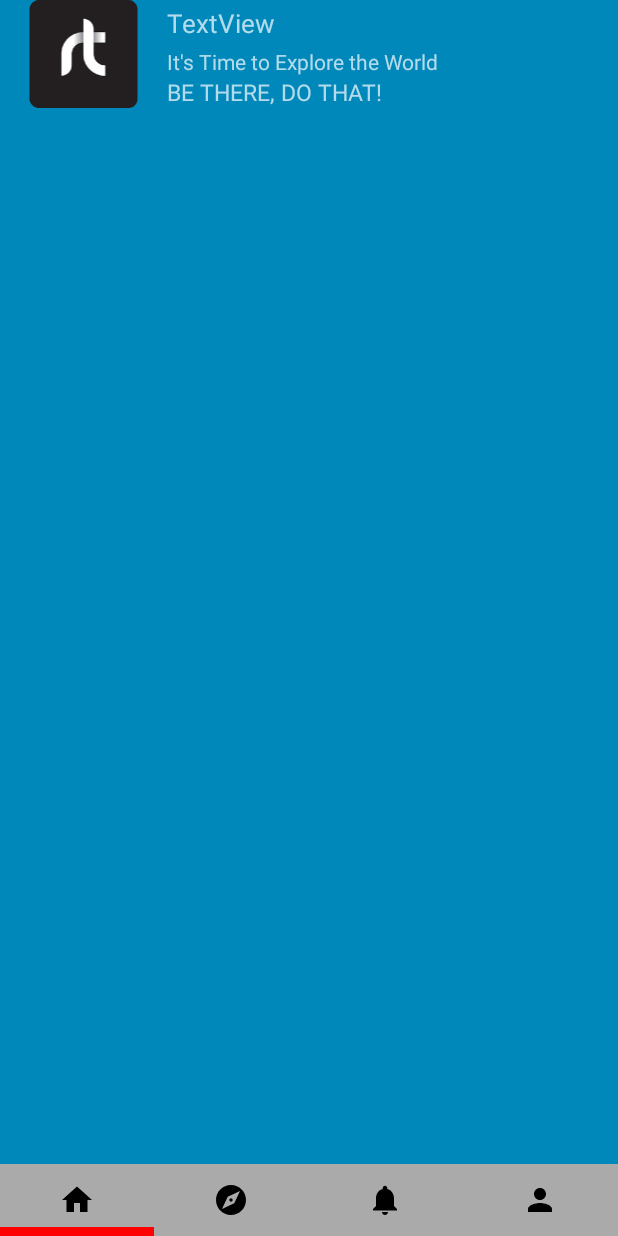
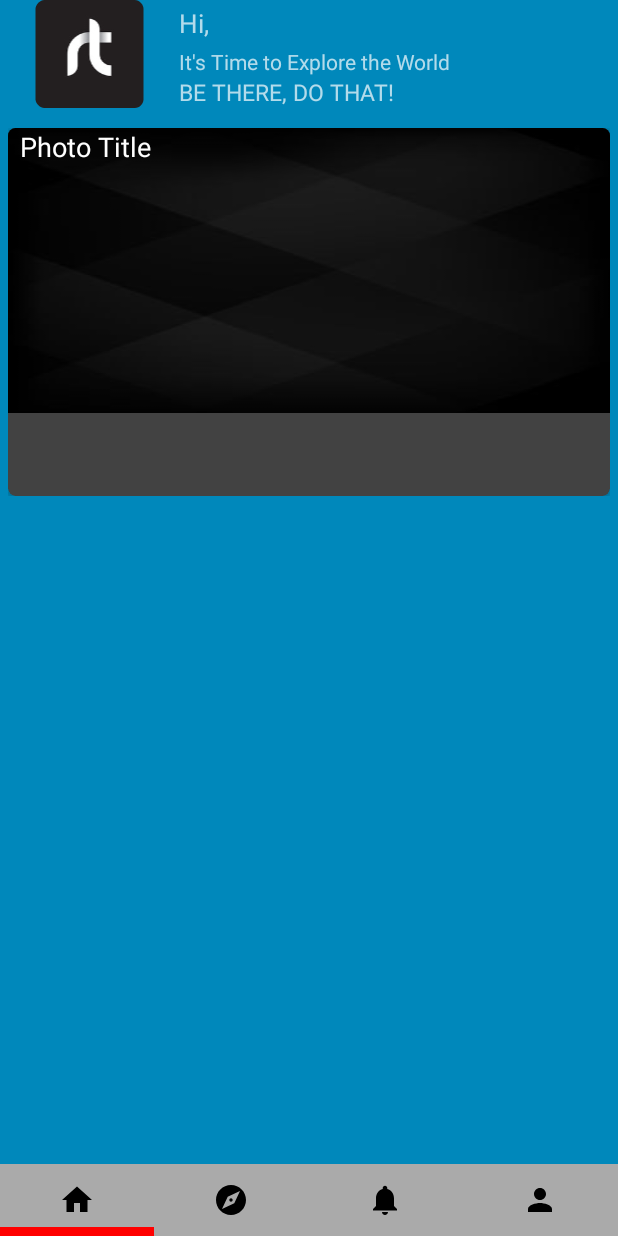
Before and after one commit to devil-r/RURAL-TRAVELLER, an Android app: the userHomefragment screen opened directly, with no data from a screen before it, on a phone screen of 412 x 824 dp. Run offline under Robolectric (Android 15) with nearby library versions, the phone set to English and light mode, and no system bars; our stand-ins replace Firebase (no records; nobody signed in at launch, a user with empty details on screens opened directly); Roboto replaces fonts that are not available here.

Commit message:
12:30 AM  commit

```diff
--- a/my app/app/src/main/java/com/example/souhardkataria/ruralt/userHomefragment.java
+++ b/my app/app/src/main/java/com/example/souhardkataria/ruralt/userHomefragment.java
@@ -6,14 +6,18 @@
 import android.view.LayoutInflater;
 import android.view.View;
 import android.view.ViewGroup;
+import android.widget.TextView;
+
+import com.google.firebase.auth.FirebaseAuth;
+import com.google.firebase.auth.FirebaseUser;
 
 
 /**
  * A simple {@link Fragment} subclass.
  */
 public class userHomefragment extends Fragment {
-
-
+    FirebaseAuth mAuth;
+    TextView name;
     public userHomefragment() {
         // Required empty public constructor
     }
@@ -23,7 +27,18 @@
     public View onCreateView(LayoutInflater inflater, ViewGroup container,
                              Bundle savedInstanceState) {
         // Inflate the layout for this fragment
-        return inflater.inflate(R.layout.fragment_user_homefragment, container, false);
+        View view=inflater.inflate(R.layout.fragment_user_homefragment, container, false);
+        name=view.findViewById(R.id.nameString);
+        mAuth = FirebaseAuth.getInstance();
+        FirebaseUser user = FirebaseAuth.getInstance().getCurrentUser();
+        String email="Hi, Human";
+        if (user != null) {
+            email = user.getEmail().toString();
+            String uid = user.getUid();
+
+        }
+        name.setText("Hi, "+email);
+        return view;
     }
 
 }
--- a/my app/app/src/main/res/layout/activity_adminlogin.xml
+++ b/my app/app/src/main/res/layout/activity_adminlogin.xml
@@ -81,7 +81,7 @@
         app:layout_constraintTop_toBottomOf="@+id/constraintLayout1">
 
         <TextView
-            android:id="@+id/textView"
+            android:id="@+id/nameOfPackage"
             android:layout_width="89dp"
             android:layout_height="match_parent"
             android:paddingTop="10dp"
@@ -102,7 +102,7 @@
             android:inputType="textPassword"
 
             app:layout_constraintEnd_toEndOf="parent"
-            app:layout_constraintStart_toEndOf="@+id/textView"
+            app:layout_constraintStart_toEndOf="@+id/nameOfPackage"
             app:layout_constraintTop_toTopOf="parent" />
 
     </android.support.constraint.ConstraintLayout>
--- a/my app/app/src/main/res/layout/activity_rating.xml
+++ b/my app/app/src/main/res/layout/activity_rating.xml
@@ -27,7 +27,7 @@
         android:textColor="@android:color/background_light" />
 
     <TextView
-        android:id="@+id/textView"
+        android:id="@+id/nameOfPackage"
         android:layout_width="342dp"
         android:layout_height="wrap_content"
         android:layout_alignParentStart="true"
--- a/my app/app/src/main/res/layout/content_display_message.xml
+++ b/my app/app/src/main/res/layout/content_display_message.xml
@@ -9,7 +9,7 @@
     tools:showIn="@layout/activity_display_message">
 
     <TextView
-        android:id="@+id/textView"
+        android:id="@+id/nameOfPackage"
         android:layout_width="0dp"
         android:layout_height="wrap_content"
         android:layout_marginStart="8dp"
--- a/my app/app/src/main/res/layout/fragment_user_account.xml
+++ b/my app/app/src/main/res/layout/fragment_user_account.xml
@@ -61,7 +61,7 @@
                     android:text="Guide Rating" />
 
                 <Button
-                    android:id="@+id/changePassword"
+                    android:id="@+id/changepassword"
                     android:layout_width="match_parent"
                     android:layout_height="wrap_content"
                     android:text="Change Password" />
--- a/my app/app/src/main/res/layout/fragment_user_homefragment.xml
+++ b/my app/app/src/main/res/layout/fragment_user_homefragment.xml
@@ -16,6 +16,7 @@
             android:layout_height="wrap_content">
 
             <LinearLayout
+                android:id="@+id/linearLayout3"
                 android:layout_width="match_parent"
                 android:layout_height="match_parent"
                 android:orientation="horizontal">
@@ -24,38 +25,81 @@
                     android:id="@+id/imageView6"
                     android:layout_width="wrap_content"
                     android:layout_height="match_parent"
+                    android:layout_marginLeft="5sp"
                     android:layout_weight="1"
                     android:src="@mipmap/ic_launcher_round" />
 
                 <LinearLayout
+                    android:layout_width="wrap_content"
                     android:layout_height="match_parent"
-                    android:layout_width="wrap_content"
+                    android:layout_marginLeft="5sp"
                     android:layout_weight="3"
                     android:orientation="vertical">
 
                     <TextView
                         android:id="@+id/nameString"
-                        android:layout_marginTop="3sp"
-                        android:textSize="17sp"
                         android:layout_width="match_parent"
                         android:layout_height="wrap_content"
-                        android:text="TextView" />
+                        android:layout_marginTop="3sp"
+                        android:text="TextView"
+                        android:textSize="17sp" />
 
                     <TextView
                         android:id="@+id/textView18"
-                        android:layout_marginTop="4sp"
                         android:layout_width="match_parent"
                         android:layout_height="wrap_content"
+                        android:layout_marginTop="4sp"
                         android:text="It's Time to Explore the World" />
+
                     <TextView
                         android:id="@+id/textView19"
                         android:layout_width="match_parent"
-                        android:textSize="15sp"
                         android:layout_height="wrap_content"
-                        android:text="BE THERE, DO THAT!" />
+                        android:text="BE THERE, DO THAT!"
+                        android:textSize="15sp" />
                 </LinearLayout>
 
             </LinearLayout>
+
+            <LinearLayout
+                android:layout_width="fill_parent"
+                android:layout_height="fill_parent"
+                android:layout_marginTop="8dp"
+                android:gravity="center_horizontal"
+                android:orientation="vertical"
+                android:padding="5dp"
+                app:layout_constraintEnd_toEndOf="parent"
+                app:layout_constraintHorizontal_bias="0.5"
+                app:layout_constraintStart_toStartOf="parent"
+                app:layout_constraintTop_toBottomOf="@+id/linearLayout3">
+                <android.support.v7.widget.CardView
+                    android:layout_width="fill_parent"
+                    android:layout_height="245dp"
+                    android:layout_gravity="center_horizontal"
+                    app:cardElevation="4dp"
+                    app:cardCornerRadius="5dp">
+
+                    <ImageView
+                        android:id="@+id/imageOfPackage"
+                        android:layout_width="fill_parent"
+                        android:layout_height="190dp"
+                        android:background="@drawable/dark"
+                        android:contentDescription="TODO"
+                        android:scaleType="centerCrop" />
+
+                    <TextView
+                        android:id="@+id/nameOfPackage"
+                        android:layout_width="fill_parent"
+                        android:layout_height="wrap_content"
+                        android:layout_gravity="center_horizontal"
+                        android:layout_marginLeft="5dp"
+                        android:text="Photo Title"
+                        android:textAppearance="?android:attr/textAppearanceMedium"
+                        android:textColor="#fff" />
+
+                </android.support.v7.widget.CardView>
+            </LinearLayout>
         </android.support.constraint.ConstraintLayout>
     </ScrollView>
+
 </FrameLayout>
```
